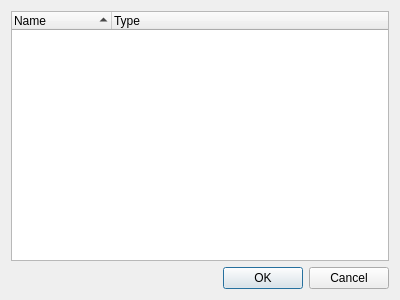
This is branches/qt4/main/functionselection.ui in Bondzio/qlc as Qt 5 draws it before an edit. The edited form follows.
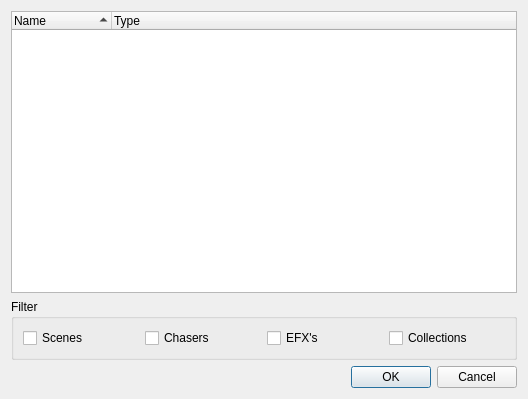
This is the edited form.

The edit to the form file:
```diff
--- a/branches/qt4/main/functionselection.ui
+++ b/branches/qt4/main/functionselection.ui
@@ -5,8 +5,8 @@
    <rect>
     <x>0</x>
     <y>0</y>
-    <width>400</width>
-    <height>300</height>
+    <width>528</width>
+    <height>399</height>
    </rect>
   </property>
   <property name="windowTitle" >
@@ -42,6 +42,43 @@
      </column>
     </widget>
    </item>
+   <item>
+    <widget class="QGroupBox" name="m_filterGroup" >
+     <property name="title" >
+      <string>Filter</string>
+     </property>
+     <layout class="QHBoxLayout" name="horizontalLayout" >
+      <item>
+       <widget class="QCheckBox" name="m_sceneCheck" >
+        <property name="text" >
+         <string>Scenes</string>
+        </property>
+       </widget>
+      </item>
+      <item>
+       <widget class="QCheckBox" name="m_chaserCheck" >
+        <property name="text" >
+         <string>Chasers</string>
+        </property>
+       </widget>
+      </item>
+      <item>
+       <widget class="QCheckBox" name="m_efxCheck" >
+        <property name="text" >
+         <string>EFX's</string>
+        </property>
+       </widget>
+      </item>
+      <item>
+       <widget class="QCheckBox" name="m_collectionCheck" >
+        <property name="text" >
+         <string>Collections</string>
+        </property>
+       </widget>
+      </item>
+     </layout>
+    </widget>
+   </item>
    <item>
     <widget class="QDialogButtonBox" name="m_buttonBox" >
      <property name="orientation" >
```
